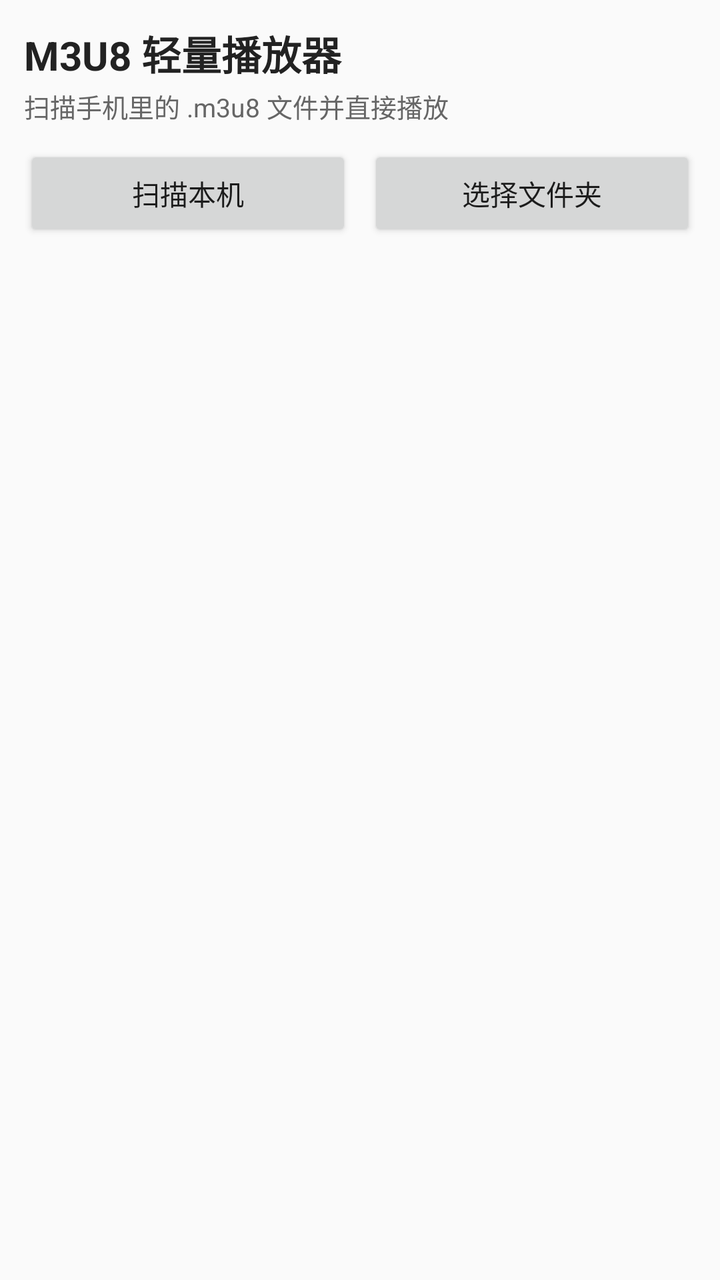
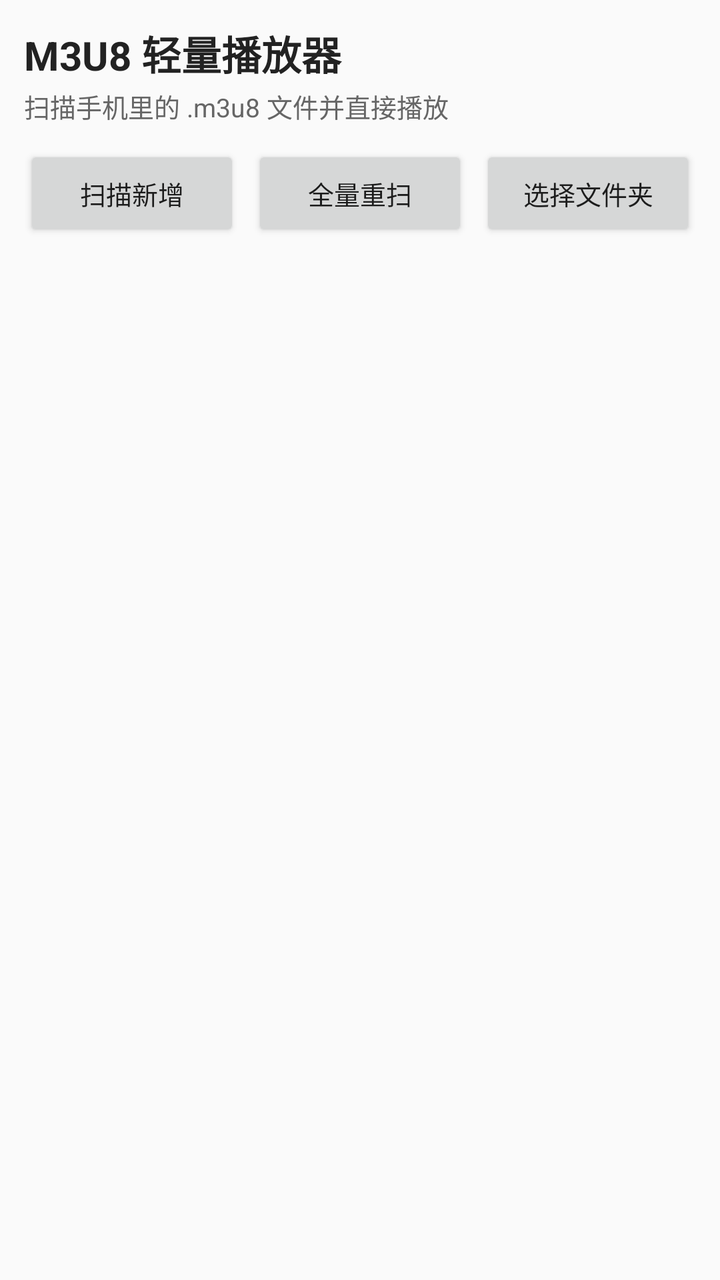

The first picture is an Android layout as it rendered before a commit; the second is the same layout after the commit. The layout source and the unified diff follow.
<!-- AndroidManifest.xml: application theme AppTheme -->
<!-- res/layout/activity_main.xml -->
<?xml version="1.0" encoding="utf-8"?>
<LinearLayout xmlns:android="http://schemas.android.com/apk/res/android"
    android:layout_width="match_parent"
    android:layout_height="match_parent"
    android:background="#FAFAFA"
    android:orientation="vertical"
    android:padding="12dp">

    <TextView
        android:layout_width="match_parent"
        android:layout_height="wrap_content"
        android:paddingBottom="2dp"
        android:text="@string/app_name"
        android:textColor="#222222"
        android:textSize="20sp"
        android:textStyle="bold" />

    <TextView
        android:id="@+id/countText"
        android:layout_width="match_parent"
        android:layout_height="wrap_content"
        android:paddingBottom="10dp"
        android:text="@string/hint_scan"
        android:textColor="#666666"
        android:textSize="13sp" />

    <LinearLayout
        android:layout_width="match_parent"
        android:layout_height="wrap_content"
        android:orientation="horizontal">

        <Button
            android:id="@+id/scanButton"
            android:layout_width="0dp"
            android:layout_height="wrap_content"
            android:layout_weight="1"
            android:text="@string/scan_all" />

        <Button
            android:id="@+id/folderButton"
            android:layout_width="0dp"
            android:layout_height="wrap_content"
            android:layout_marginStart="8dp"
            android:layout_weight="1"
            android:text="@string/pick_folder" />
    </LinearLayout>

    <ProgressBar
        android:id="@+id/progress"
        style="?android:attr/progressBarStyleHorizontal"
        android:layout_width="match_parent"
        android:layout_height="wrap_content"
        android:indeterminate="true"
        android:visibility="gone" />

    <FrameLayout
        android:layout_width="match_parent"
        android:layout_height="0dp"
        android:layout_weight="1">

        <androidx.recyclerview.widget.RecyclerView
            android:id="@+id/recyclerView"
            android:layout_width="match_parent"
            android:layout_height="match_parent"
            android:clipToPadding="false"
            android:paddingTop="8dp"
            android:scrollbars="vertical" />

        <TextView
            android:id="@+id/emptyText"
            android:layout_width="match_parent"
            android:layout_height="wrap_content"
            android:layout_gravity="center"
            android:gravity="center"
            android:text="@string/empty_result"
            android:textColor="#888888"
            android:textSize="14sp"
            android:visibility="gone" />
    </FrameLayout>
</LinearLayout>
<!-- resources referenced by this layout -->
<resources>
  <string name="app_name">M3U8 轻量播放器</string>
  <string name="empty_result">没有找到 m3u8 文件。\n请确认已授权“所有文件访问权限”，或使用“选择文件夹”。</string>
  <string name="hint_scan">扫描手机里的 .m3u8 文件并直接播放</string>
  <string name="pick_folder">选择文件夹</string>
  <string name="scan_all">扫描本机</string>
  <style name="AppTheme" parent="@android:style/Theme.Material.Light.NoActionBar">
          <item name="android:colorAccent">#FF2962FF</item>
          <item name="android:windowBackground">#FAFAFA</item>
      </style>
</resources>

<!-- the commit's change to res/layout/activity_main.xml (unified diff, before → after) -->
@@ -34,15 +34,32 @@
             android:layout_width="0dp"
             android:layout_height="wrap_content"
             android:layout_weight="1"
-            android:text="@string/scan_all" />
+            android:paddingLeft="4dp"
+            android:paddingRight="4dp"
+            android:text="@string/scan_all"
+            android:textSize="13sp" />
+
+        <Button
+            android:id="@+id/rescanButton"
+            android:layout_width="0dp"
+            android:layout_height="wrap_content"
+            android:layout_marginStart="6dp"
+            android:layout_weight="1"
+            android:paddingLeft="4dp"
+            android:paddingRight="4dp"
+            android:text="@string/rescan"
+            android:textSize="13sp" />
 
         <Button
             android:id="@+id/folderButton"
             android:layout_width="0dp"
             android:layout_height="wrap_content"
-            android:layout_marginStart="8dp"
+            android:layout_marginStart="6dp"
             android:layout_weight="1"
-            android:text="@string/pick_folder" />
+            android:paddingLeft="4dp"
+            android:paddingRight="4dp"
+            android:text="@string/pick_folder"
+            android:textSize="13sp" />
     </LinearLayout>
 
     <ProgressBar
<!-- resource entries referenced after the edit -->
@@ -4,7 +4,8 @@
   <string name="empty_result">没有找到 m3u8 文件。\n请确认已授权“所有文件访问权限”，或使用“选择文件夹”。</string>
   <string name="hint_scan">扫描手机里的 .m3u8 文件并直接播放</string>
   <string name="pick_folder">选择文件夹</string>
-  <string name="scan_all">扫描本机</string>
+  <string name="rescan">全量重扫</string>
+  <string name="scan_all">扫描新增</string>
   <style name="AppTheme" parent="@android:style/Theme.Material.Light.NoActionBar">
           <item name="android:colorAccent">#FF2962FF</item>
           <item name="android:windowBackground">#FAFAFA</item>
